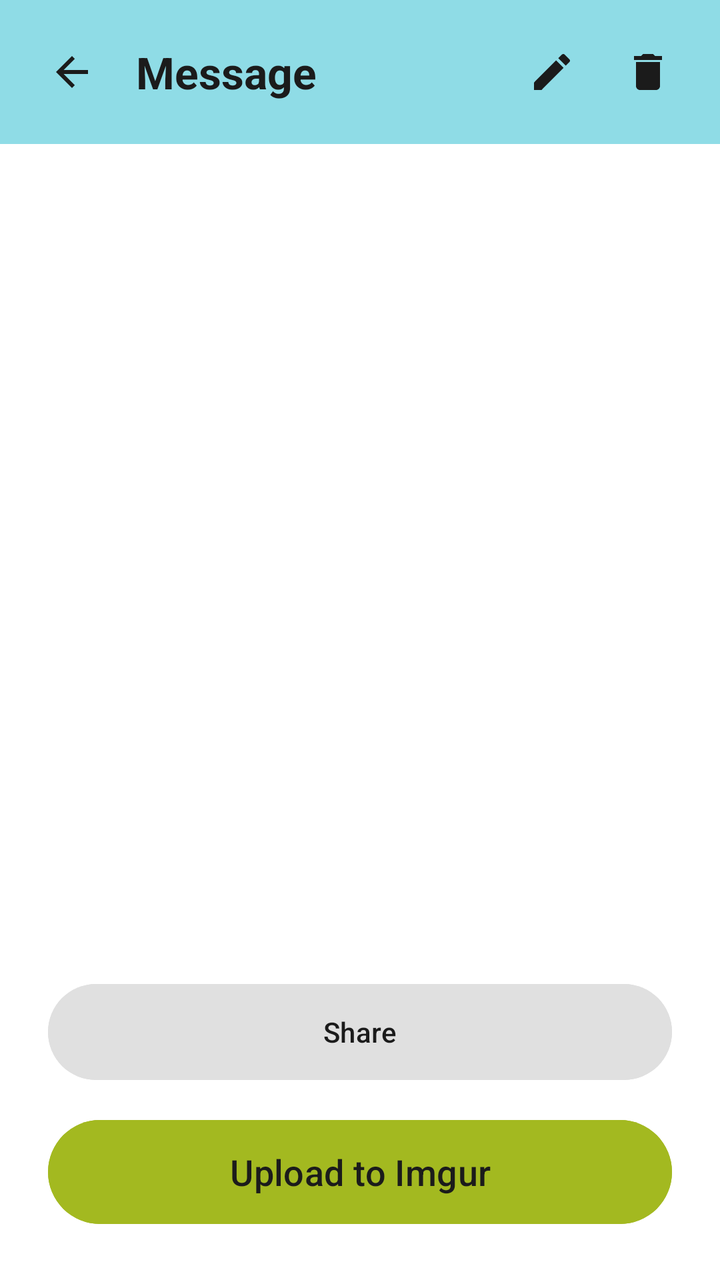
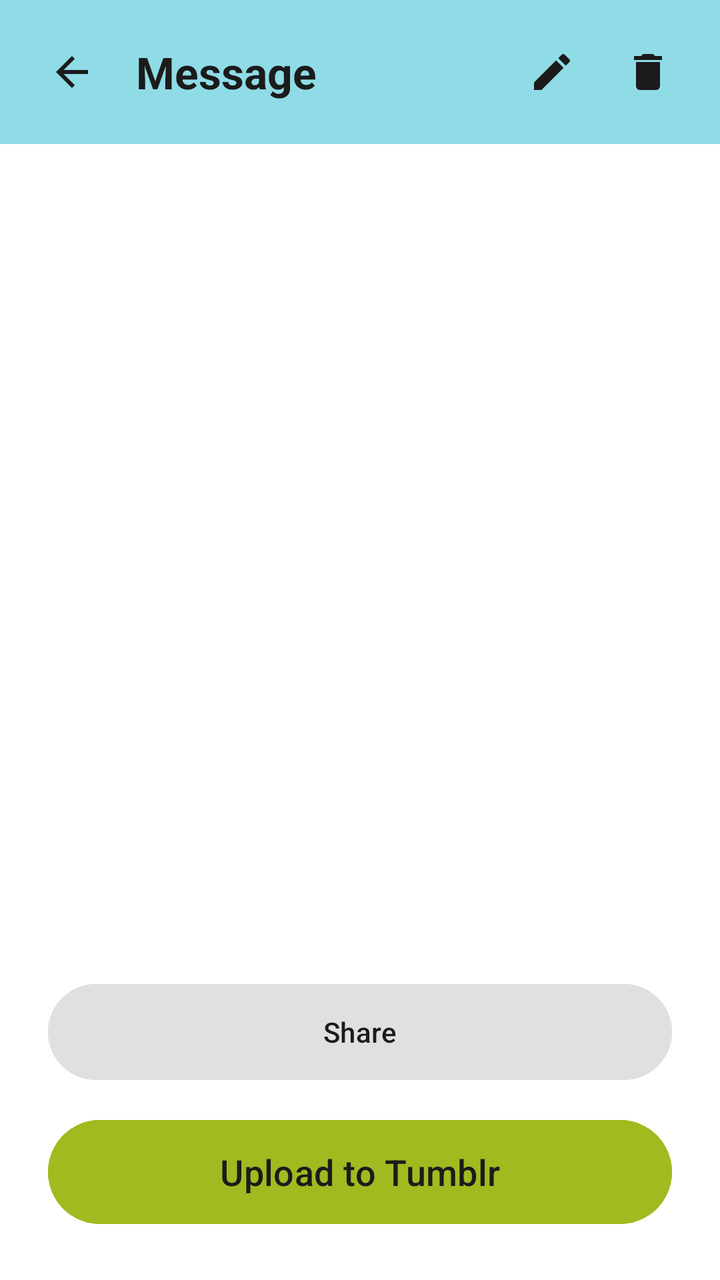

Before-and-after screenshots of an Android layout around one commit, followed by the original layout XML and the change that was made.
<!-- AndroidManifest.xml: application theme Theme.Journly -->
<!-- res/layout/activity_message_detail.xml -->
<?xml version="1.0" encoding="utf-8"?>
<LinearLayout xmlns:android="http://schemas.android.com/apk/res/android"
    xmlns:app="http://schemas.android.com/apk/res-auto"
    android:id="@+id/root"
    android:layout_width="match_parent"
    android:layout_height="match_parent"
    android:background="#FFFFFF"
    android:orientation="vertical">

    
    <LinearLayout
        android:id="@+id/header"
        android:layout_width="match_parent"
        android:layout_height="wrap_content"
        android:background="@color/journly_blue"
        android:gravity="center_vertical"
        android:orientation="horizontal"
        android:paddingHorizontal="12dp"
        android:paddingVertical="12dp">

        <ImageButton
            android:id="@+id/buttonBack"
            android:layout_width="48dp"
            android:layout_height="48dp"
            android:background="?attr/selectableItemBackgroundBorderless"
            android:contentDescription="Back"
            android:src="@drawable/ic_arrow_back"
            app:tint="@color/journly_text" />

        <TextView
            android:layout_width="0dp"
            android:layout_height="wrap_content"
            android:layout_marginStart="8dp"
            android:layout_weight="1"
            android:text="Message"
            android:textColor="@color/journly_text"
            android:textSize="22sp"
            android:textStyle="bold" />

        <ImageButton
            android:id="@+id/buttonEdit"
            android:layout_width="48dp"
            android:layout_height="48dp"
            android:background="?attr/selectableItemBackgroundBorderless"
            android:contentDescription="Edit message"
            android:src="@drawable/ic_edit"
            app:tint="@color/journly_text" />

        <ImageButton
            android:id="@+id/buttonDelete"
            android:layout_width="48dp"
            android:layout_height="48dp"
            android:background="?attr/selectableItemBackgroundBorderless"
            android:contentDescription="Delete message"
            android:src="@drawable/ic_delete"
            app:tint="@color/journly_text" />
    </LinearLayout>

    <ScrollView
        android:layout_width="match_parent"
        android:layout_height="0dp"
        android:layout_weight="1">

        <LinearLayout
            android:layout_width="match_parent"
            android:layout_height="wrap_content"
            android:orientation="vertical"
            android:padding="24dp">

            
            <ImageView
                android:id="@+id/imageMessage"
                android:layout_width="match_parent"
                android:layout_height="wrap_content"
                android:adjustViewBounds="true"
                android:background="@color/journly_lime"
                android:contentDescription="Attached photo"
                android:maxHeight="360dp"
                android:scaleType="fitCenter"
                android:visibility="gone" />

            <TextView
                android:id="@+id/textContent"
                android:layout_width="match_parent"
                android:layout_height="wrap_content"
                android:layout_marginTop="16dp"
                android:textColor="@color/journly_text"
                android:textIsSelectable="true"
                android:textSize="16sp" />

            <TextView
                android:id="@+id/textDate"
                android:layout_width="match_parent"
                android:layout_height="wrap_content"
                android:layout_marginTop="16dp"
                android:textColor="#5F5F5F"
                android:textSize="12sp" />
        </LinearLayout>
    </ScrollView>

    <LinearLayout
        android:layout_width="match_parent"
        android:layout_height="wrap_content"
        android:orientation="vertical"
        android:paddingHorizontal="24dp"
        android:paddingBottom="24dp">

        <Button
            android:id="@+id/buttonShare"
            android:layout_width="match_parent"
            android:layout_height="56dp"
            android:backgroundTint="#E0E0E0"
            android:drawableStart="@drawable/ic_share"
            android:drawablePadding="8dp"
            android:drawableTint="@color/journly_text"
            android:text="Share"
            android:textColor="@color/journly_text" />

        <Button
            android:id="@+id/buttonUpload"
            android:layout_width="match_parent"
            android:layout_height="60dp"
            android:layout_marginTop="12dp"
            android:backgroundTint="@color/journly_green"
            android:drawableStart="@drawable/ic_upload"
            android:drawablePadding="8dp"
            android:drawableTint="@color/journly_text"
            android:text="Upload to Imgur"
            android:textColor="@color/journly_text"
            android:textSize="18sp" />
    </LinearLayout>
</LinearLayout>
<!-- resources referenced by this layout -->
<resources>
  <color name="journly_blue">#8FDCE6</color>
  <color name="journly_green">#A3B920</color>
  <color name="journly_lime">#D0E562</color>
  <color name="journly_text">#1B1B1B</color>
  <!-- drawable ic_arrow_back (drawable) -->
  <vector xmlns:android="http://schemas.android.com/apk/res/android" android:autoMirrored="true" android:height="24dp" android:tint="#000000" android:viewportHeight="24" android:viewportWidth="24" android:width="24dp">
        
      <path android:fillColor="@android:color/white" android:pathData="M20,11H7.83l5.59,-5.59L12,4l-8,8 8,8 1.41,-1.41L7.83,13H20v-2z"/>
      
  </vector>
  <!-- drawable ic_delete (drawable) -->
  <vector xmlns:android="http://schemas.android.com/apk/res/android" android:height="24dp" android:tint="#000000" android:viewportHeight="24" android:viewportWidth="24" android:width="24dp">
        
      <path android:fillColor="@android:color/white" android:pathData="M6,19c0,1.1 0.9,2 2,2h8c1.1,0 2,-0.9 2,-2V7H6v12zM19,4h-3.5l-1,-1h-5l-1,1H5v2h14V4z"/>
      
  </vector>
  <!-- drawable ic_edit (drawable) -->
  <vector xmlns:android="http://schemas.android.com/apk/res/android" android:height="24dp" android:tint="#000000" android:viewportHeight="24" android:viewportWidth="24" android:width="24dp">
        
      <path android:fillColor="@android:color/white" android:pathData="M3,17.25V21h3.75L17.81,9.94l-3.75,-3.75L3,17.25zM20.71,7.04c0.39,-0.39 0.39,-1.02 0,-1.41l-2.34,-2.34c-0.39,-0.39 -1.02,-0.39 -1.41,0l-1.83,1.83 3.75,3.75 1.83,-1.83z"/>
      
  </vector>
  <!-- drawable ic_share (drawable) -->
  <vector xmlns:android="http://schemas.android.com/apk/res/android" android:height="24dp" android:tint="#000000" android:viewportHeight="24" android:viewportWidth="24" android:width="24dp">
        
      <path android:fillColor="@android:color/white" android:pathData="M18,16.08c-0.76,0 -1.44,0.3 -1.96,0.77L8.91,12.7c0.05,-0.23 0.09,-0.46 0.09,-0.7s-0.04,-0.47 -0.09,-0.7l7.05,-4.11c0.54,0.5 1.25,0.81 2.04,0.81 1.66,0 3,-1.34 3,-3s-1.34,-3 -3,-3 -3,1.34 -3,3c0,0.24 0.04,0.47 0.09,0.7L8.04,9.81C7.5,9.31 6.79,9 6,9c-1.66,0 -3,1.34 -3,3s1.34,3 3,3c0.79,0 1.5,-0.31 2.04,-0.81l7.12,4.16c-0.05,0.21 -0.08,0.43 -0.08,0.65 0,1.61 1.31,2.92 2.92,2.92 1.61,0 2.92,-1.31 2.92,-2.92s-1.31,-2.92 -2.92,-2.92z"/>
      
  </vector>
  <!-- drawable ic_upload (drawable) -->
  <vector xmlns:android="http://schemas.android.com/apk/res/android" android:height="24dp" android:tint="#000000" android:viewportHeight="24" android:viewportWidth="24" android:width="24dp">
        
      <path android:fillColor="@android:color/white" android:pathData="M5,20h14v-2H5V20zM5,10h4v6h6v-6h4l-7,-7L5,10z"/>
      
  </vector>
  <style name="Theme.Journly" parent="Base.Theme.Journly" />
  <style name="Base.Theme.Journly" parent="Theme.Material3.DayNight.NoActionBar">
          
          
      </style>
</resources>

<!-- the commit's change to res/layout/activity_message_detail.xml (unified diff, before → after) -->
@@ -95,6 +95,18 @@
                 android:layout_marginTop="16dp"
                 android:textColor="#5F5F5F"
                 android:textSize="12sp" />
+
+            <TextView
+                android:id="@+id/textUploaded"
+                android:layout_width="match_parent"
+                android:layout_height="wrap_content"
+                android:layout_marginTop="12dp"
+                android:gravity="center_vertical"
+                android:minHeight="48dp"
+                android:text="Published on Tumblr. Tap to view."
+                android:textColor="#1B5E20"
+                android:textStyle="bold"
+                android:visibility="gone" />
         </LinearLayout>
     </ScrollView>
 
@@ -125,7 +137,7 @@
             android:drawableStart="@drawable/ic_upload"
             android:drawablePadding="8dp"
             android:drawableTint="@color/journly_text"
-            android:text="Upload to Imgur"
+            android:text="Upload to Tumblr"
             android:textColor="@color/journly_text"
             android:textSize="18sp" />
     </LinearLayout>
